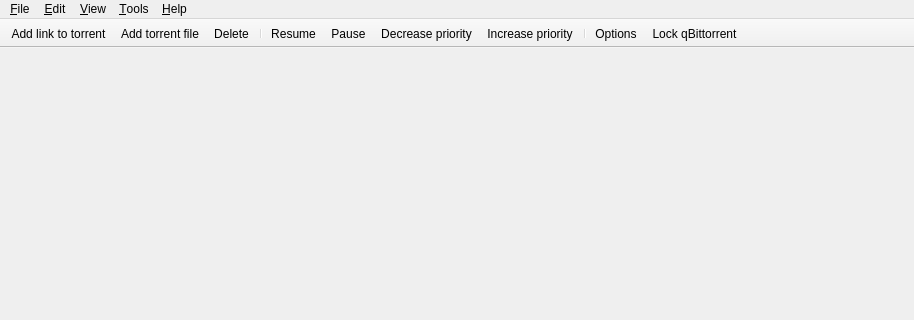
qbittorrent/qBittorrent, file src/mainwindow.ui: the form before one commit; both pictures show x 0 to 914 and y 0 to 320 of the 914 by 563 pixel window.
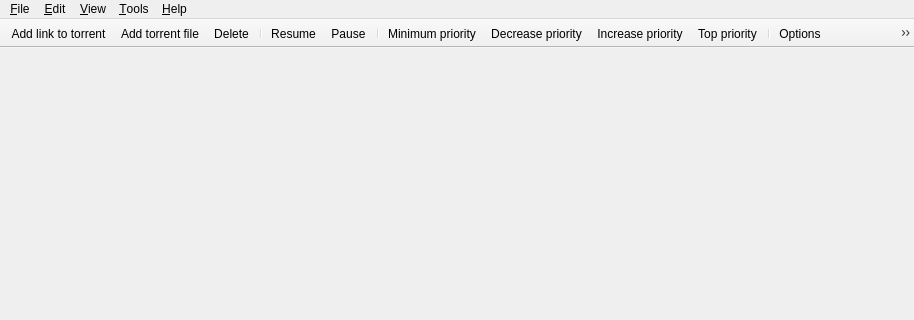
The form after the commit. Icons and pictures are not drawn.

Commit message: Add top and bottom priority buttons to menu and toolbar

Diff of the .ui file:
```diff
--- a/src/mainwindow.ui
+++ b/src/mainwindow.ui
@@ -130,8 +130,11 @@
    <addaction name="separator"/>
    <addaction name="actionStart"/>
    <addaction name="actionPause"/>
+   <addaction name="separator"/>
+   <addaction name="actionBottomPriority"/>
    <addaction name="actionDecreasePriority"/>
    <addaction name="actionIncreasePriority"/>
+   <addaction name="actionTopPriority"/>
    <addaction name="separator"/>
    <addaction name="actionOptions"/>
    <addaction name="actionLock_qBittorrent"/>
@@ -224,6 +227,22 @@
     <string>Set global upload limit...</string>
    </property>
   </action>
+  <action name="actionBottomPriority">
+   <property name="text">
+    <string>Minimum priority</string>
+   </property>
+   <property name="visible">
+    <bool>true</bool>
+   </property>
+  </action>
+  <action name="actionTopPriority">
+   <property name="text">
+    <string>Top priority</string>
+   </property>
+   <property name="visible">
+    <bool>true</bool>
+   </property>
+  </action>
   <action name="actionDecreasePriority">
    <property name="text">
     <string>Decrease priority</string>
```
Left out of the diff: 5 changed lines with no effect on the pictures. The commit also changes 1 other file.
